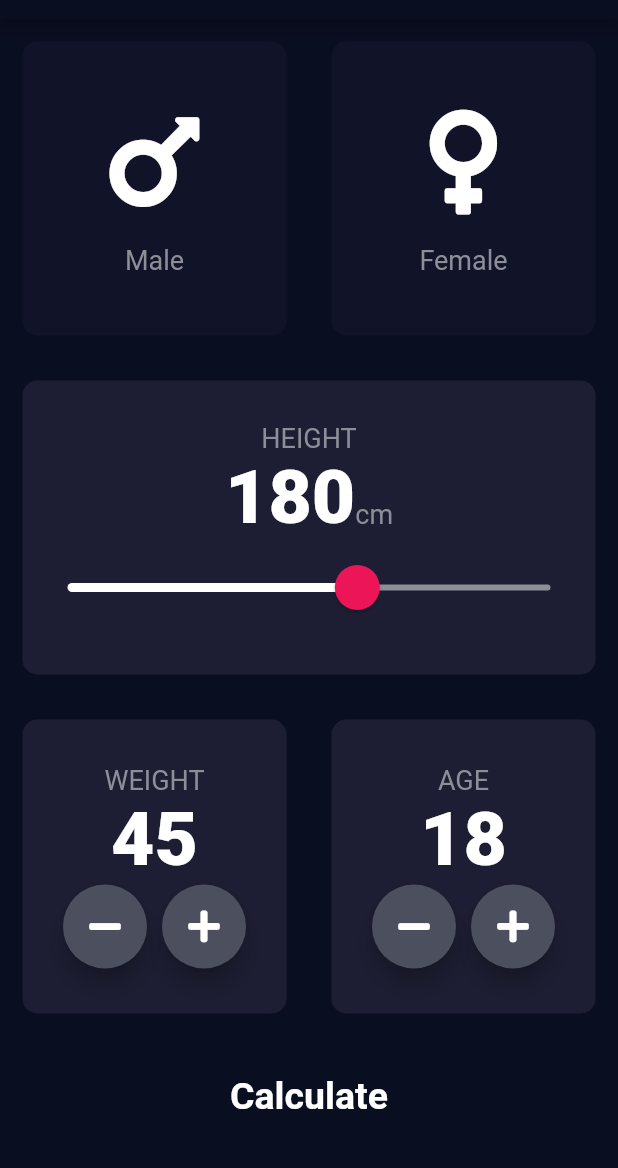
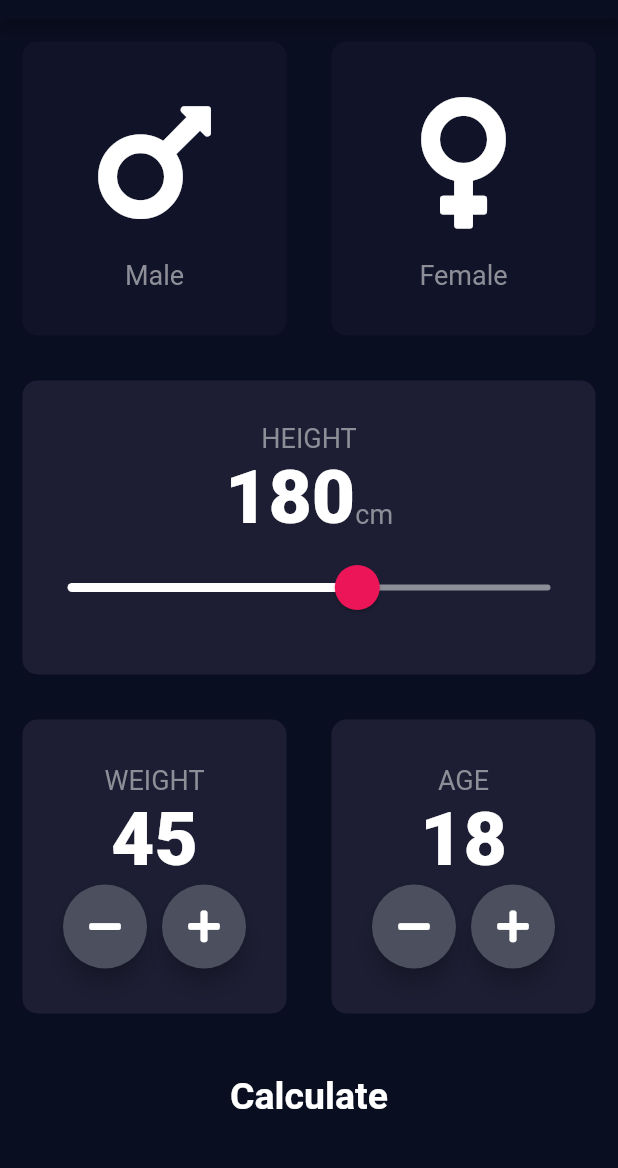
Before and after one commit to yousaf753/bmi_calculator, a Flutter app: the screen it shows after launch, on a phone screen of 412 x 824 dp, the part 65-1233 px from its top. Run offline on Flutter 3.47's test engine with Material 2 defaults, Android fonts, the phone set to English and light mode, and no system bars; our stand-ins replace flutter_neumorphic, font_awesome_flutter.

Commit message:
icons_added

```diff
--- a/lib/components/icon_content.dart
+++ b/lib/components/icon_content.dart
@@ -1,7 +1,7 @@
 import 'package:flutter/material.dart';
 
 import '../constants.dart';
-
+import 'package:flutter_neumorphic/flutter_neumorphic.dart';
 class IconContent extends StatelessWidget {
   IconContent({this.icon, this.label});
 
@@ -13,9 +13,10 @@ class IconContent extends StatelessWidget {
     return Column(
       mainAxisAlignment: MainAxisAlignment.center,
       children: <Widget>[
+
         Icon(
           icon,
-          size: 80.0,
+          size: 100,
         ),
         SizedBox(
           height: 15.0,
```
